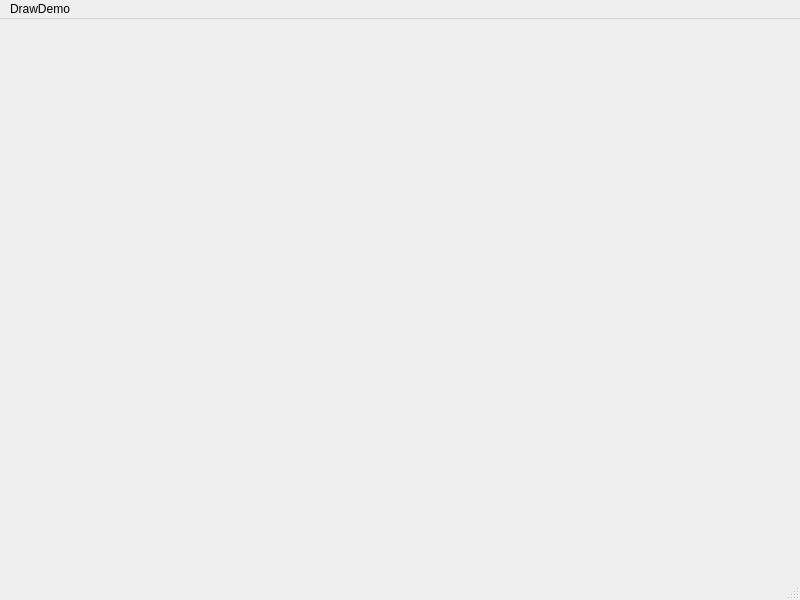
This is QtDrawDemo/mainwindow.ui in Polumm/AQtWorkSpace as Qt 5 draws it before an edit. The edited form follows.
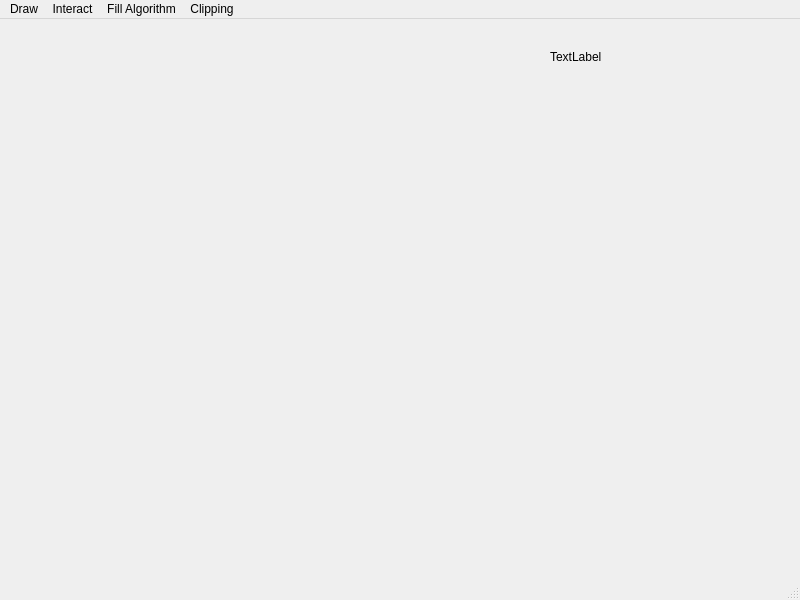
This is the edited form.

```diff
--- a/QtDrawDemo/mainwindow.ui
+++ b/QtDrawDemo/mainwindow.ui
@@ -13,7 +13,41 @@
   <property name="windowTitle">
    <string>MainWindow</string>
   </property>
-  <widget class="QWidget" name="centralwidget"/>
+  <widget class="QWidget" name="centralwidget">
+   <widget class="QWidget" name="widget" native="true">
+    <property name="geometry">
+     <rect>
+      <x>550</x>
+      <y>10</y>
+      <width>211</width>
+      <height>181</height>
+     </rect>
+    </property>
+    <layout class="QVBoxLayout" name="verticalLayout">
+     <item>
+      <widget class="QLabel" name="label">
+       <property name="text">
+        <string>TextLabel</string>
+       </property>
+      </widget>
+     </item>
+     <item>
+      <widget class="QLabel" name="label_2">
+       <property name="text">
+        <string/>
+       </property>
+      </widget>
+     </item>
+     <item>
+      <widget class="QLabel" name="label_3">
+       <property name="text">
+        <string/>
+       </property>
+      </widget>
+     </item>
+    </layout>
+   </widget>
+  </widget>
   <widget class="QMenuBar" name="menubar">
    <property name="geometry">
     <rect>
@@ -25,7 +59,7 @@
    </property>
    <widget class="QMenu" name="menuDrawDemo">
     <property name="title">
-     <string>DrawDemo</string>
+     <string>Draw</string>
     </property>
     <widget class="QMenu" name="menuDrawLine">
      <property name="title">
@@ -36,8 +70,31 @@
      <addaction name="action_Bresenham"/>
     </widget>
     <addaction name="menuDrawLine"/>
+    <addaction name="menu_DrawCircle"/>
+   </widget>
+   <widget class="QMenu" name="menuInteractDemo">
+    <property name="title">
+     <string>Interact</string>
+    </property>
+    <addaction name="actionIdentifyObjects"/>
+   </widget>
+   <widget class="QMenu" name="menuFill_Algorithm">
+    <property name="title">
+     <string>Fill Algorithm</string>
+    </property>
+    <addaction name="actionBoundary_Fill_Algorithm"/>
+   </widget>
+   <widget class="QMenu" name="menuClipping">
+    <property name="title">
+     <string>Clipping</string>
+    </property>
+    <addaction name="actionCohen_Sutherland"/>
+    <addaction name="actionLiang_Barsky"/>
    </widget>
    <addaction name="menuDrawDemo"/>
+   <addaction name="menuInteractDemo"/>
+   <addaction name="menuFill_Algorithm"/>
+   <addaction name="menuClipping"/>
   </widget>
   <widget class="QStatusBar" name="statusbar"/>
   <action name="actionDDA">
```
Left out of the diff: 59 changed lines with no effect on the pictures.
